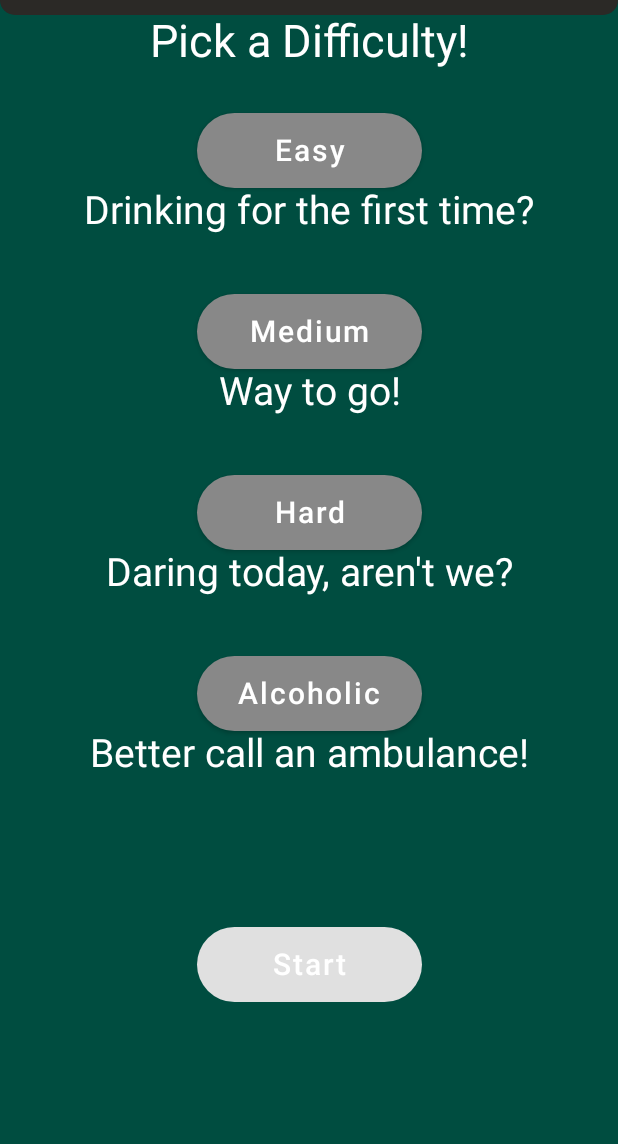
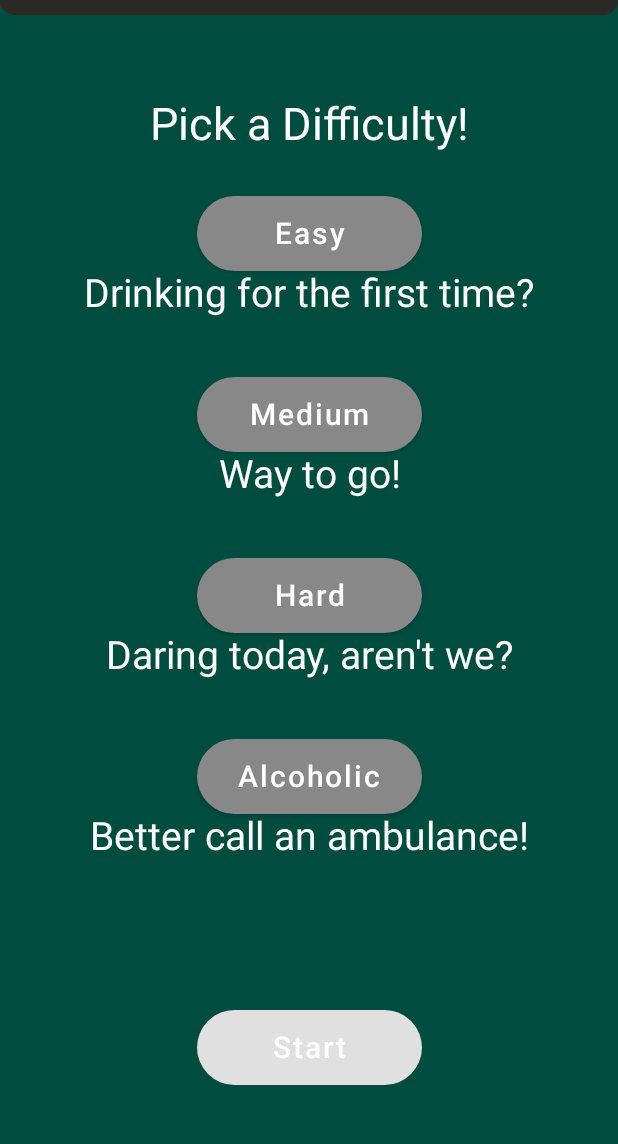
Before and after one commit to mo1117/Booze-Blaster, an Android app built with Jetpack Compose: the DifficultyPickerScreen screen opened through its navigation route, on a phone screen of 412 x 824 dp, the part 69-1213 px from its top. Run offline under Robolectric (Android 15) with nearby library versions, the phone set to English and light mode, and no system bars; pictures from the network do not load.

Commit message:
Added 21 new songs Some changes to UI AdultModePickerScreen added

```diff
--- a/app/src/main/java/com/boozeblaster/minigames/individual/GuessTheSong.kt
+++ b/app/src/main/java/com/boozeblaster/minigames/individual/GuessTheSong.kt
@@ -157,6 +157,8 @@ class GuessTheSong(
                 )
                 SimpleSpacer(size = 50)
             }
+        } else {
+            // TODO: Sound is currently playing - show an image (e.g. a speaker icon)
         }
 
         // Show dialog that tells the player if they were correct
--- a/app/src/main/java/com/boozeblaster/navigation/Navigation.kt
+++ b/app/src/main/java/com/boozeblaster/navigation/Navigation.kt
@@ -43,5 +43,9 @@ fun Navigation() {
         composable(route = Screen.DifficultyPickerScreen.route) {
             DifficultyPickerScreen(navController = navController)
         }
+
+        composable(route = Screen.AdultModePickerScreen.route) {
+            AdultModePickerScreen(navController = navController)
+        }
     }
 }
--- a/app/src/main/java/com/boozeblaster/screens/DifficultyPickerScreen.kt
+++ b/app/src/main/java/com/boozeblaster/screens/DifficultyPickerScreen.kt
@@ -20,7 +20,6 @@ import com.boozeblaster.composables.SimpleTopAppBar
 import com.boozeblaster.enums.Difficulty
 import com.boozeblaster.models.Game
 import com.boozeblaster.ui.theme.getBackgroundColor
-import com.boozeblaster.ui.theme.getButtonColor
 
 @Composable
 fun DifficultyPickerScreen(navController: NavController) {
@@ -51,8 +50,7 @@ fun DifficultyPickerScreenContent(
     val buttonFontSize = 20
     val textFontSize = 26
     val fontFamily = FontFamily.SansSerif
-    val minWidth = 150.dp
-    val minHeight = 50.dp
+    val buttonModifier = Modifier.sizeIn(minWidth = 150.dp, minHeight = 50.dp)
 
     Surface(
         modifier = modifier
@@ -61,7 +59,7 @@ fun DifficultyPickerScreenContent(
     ) {
         Column(
             horizontalAlignment = Alignment.CenterHorizontally,
-            verticalArrangement = Arrangement.Top,
+            verticalArrangement = Arrangement.Center,
             modifier = modifier.background(color = getBackgroundColor())
         ) {
             SimpleTextDisplay(
@@ -72,12 +70,12 @@ fun DifficultyPickerScreenContent(
             SimpleSpacer(size = 30)
 
             SimpleButton(
-                modifier = Modifier.sizeIn(minWidth = minWidth, minHeight = minHeight),
+                modifier = buttonModifier,
                 onClick = { difficulty = Difficulty.EASY },
                 text = "Easy",
                 fontSize = buttonFontSize,
                 fontFamily = fontFamily,
-                color = if (difficulty == Difficulty.EASY) getButtonColor() else Color.Gray
+                color = if (difficulty == Difficulty.EASY) null else Color.Gray
             )
             SimpleTextDisplay(
                 text = "Drinking for the first time?",
@@ -87,12 +85,12 @@ fun DifficultyPickerScreenContent(
             SimpleSpacer(size = 40)
 
             SimpleButton(
-                modifier = Modifier.sizeIn(minWidth = minWidth, minHeight = minHeight),
+                modifier = buttonModifier,
                 onClick = { difficulty = Difficulty.MEDIUM },
                 text = "Medium",
                 fontSize = buttonFontSize,
                 fontFamily = fontFamily,
-                color = if (difficulty == Difficulty.MEDIUM) getButtonColor() else Color.Gray
+                color = if (difficulty == Difficulty.MEDIUM) null else Color.Gray
             )
             SimpleTextDisplay(
                 text = "Way to go!",
@@ -102,12 +100,12 @@ fun DifficultyPickerScreenContent(
             SimpleSpacer(size = 40)
 
             SimpleButton(
-                modifier = Modifier.sizeIn(minWidth = minWidth, minHeight = minHeight),
+                modifier = buttonModifier,
                 onClick = { difficulty = Difficulty.HARD },
                 text = "Hard",
                 fontSize = buttonFontSize,
                 fontFamily = fontFamily,
-                color = if (difficulty == Difficulty.HARD) getButtonColor() else Color.Gray
+                color = if (difficulty == Difficulty.HARD) null else Color.Gray
             )
             SimpleTextDisplay(
                 text = "Daring today, aren't we?",
@@ -117,12 +115,12 @@ fun DifficultyPickerScreenContent(
             SimpleSpacer(size = 40)
 
             SimpleButton(
-                modifier = Modifier.sizeIn(minWidth = minWidth, minHeight = minHeight),
+                modifier = buttonModifier,
                 onClick = { difficulty = Difficulty.ALCOHOLIC },
                 text = "Alcoholic",
                 fontSize = buttonFontSize,
                 fontFamily = fontFamily,
-                color = if (difficulty == Difficulty.ALCOHOLIC) getButtonColor() else Color.Gray
+                color = if (difficulty == Difficulty.ALCOHOLIC) null else Color.Gray
             )
             SimpleTextDisplay(
                 text = "Better call an ambulance!",
@@ -132,7 +130,7 @@ fun DifficultyPickerScreenContent(
             SimpleSpacer(size = 100)
 
             SimpleButton(
-                modifier = Modifier.sizeIn(minWidth = minWidth, minHeight = minHeight),
+                modifier = buttonModifier,
                 onClick = {
                     Game.getInstance().setDifficulty(difficulty = difficulty!!)
                     onStartClicked()
--- a/app/src/main/java/com/boozeblaster/screens/StartGameScreen.kt
+++ b/app/src/main/java/com/boozeblaster/screens/StartGameScreen.kt
@@ -54,7 +54,7 @@ fun StartGameScreen(navController: NavController) {
             onAddPlayerClicked = { navController.navigate(route = Screen.AddPlayerScreen.route) },
             onRemovePlayerClicked = playerViewModel::deletePlayer,
             onContinueClicked = {
-                navController.navigate(route = Screen.DifficultyPickerScreen.route)
+                navController.navigate(route = Screen.AdultModePickerScreen.route)
             }
         )
     }
@@ -119,7 +119,7 @@ fun StartGameScreenContent(
                     )
                     onContinueClicked()
                 },
-                text = "Start",
+                text = "Continue",
                 fontSize = 20,
                 fontFamily = FontFamily.SansSerif
             )
```
Also changed, not shown: app/src/main/java/com/boozeblaster/composables/AppBars.kt (+7 -3 lines), app/src/main/java/com/boozeblaster/composables/Buttons.kt (+32 -3 lines), app/src/main/java/com/boozeblaster/generators/individual/FactOrFictionGenerator.kt (+24 -2 lines), app/src/main/java/com/boozeblaster/generators/individual/GuessTheSongGenerator.kt (+78 -0 lines), app/src/main/java/com/boozeblaster/models/Game.kt (+9 -1 lines), app/src/main/java/com/boozeblaster/screens/GameOverScreen.kt (+5 -2 lines), app/src/main/java/com/boozeblaster/screens/GameScreen.kt (+38 -10 lines), app/src/main/java/com/boozeblaster/screens/Screen.kt (+10 -8 lines).
